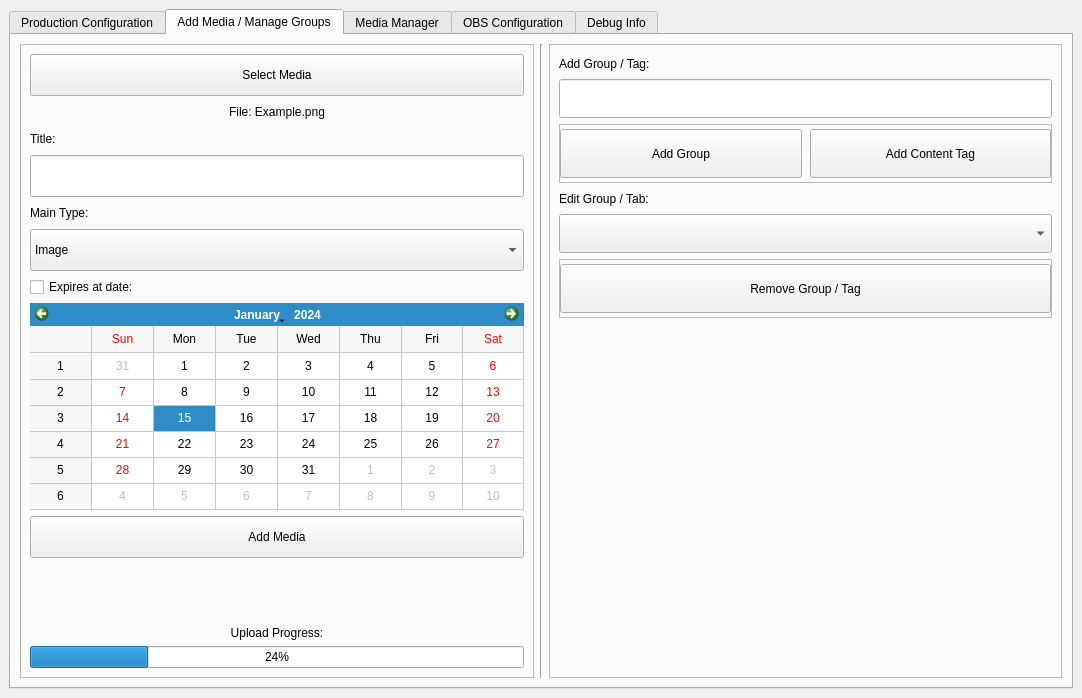
First picture: the form in vps.ui, repository AaronBottegal/VPS, before the edit.
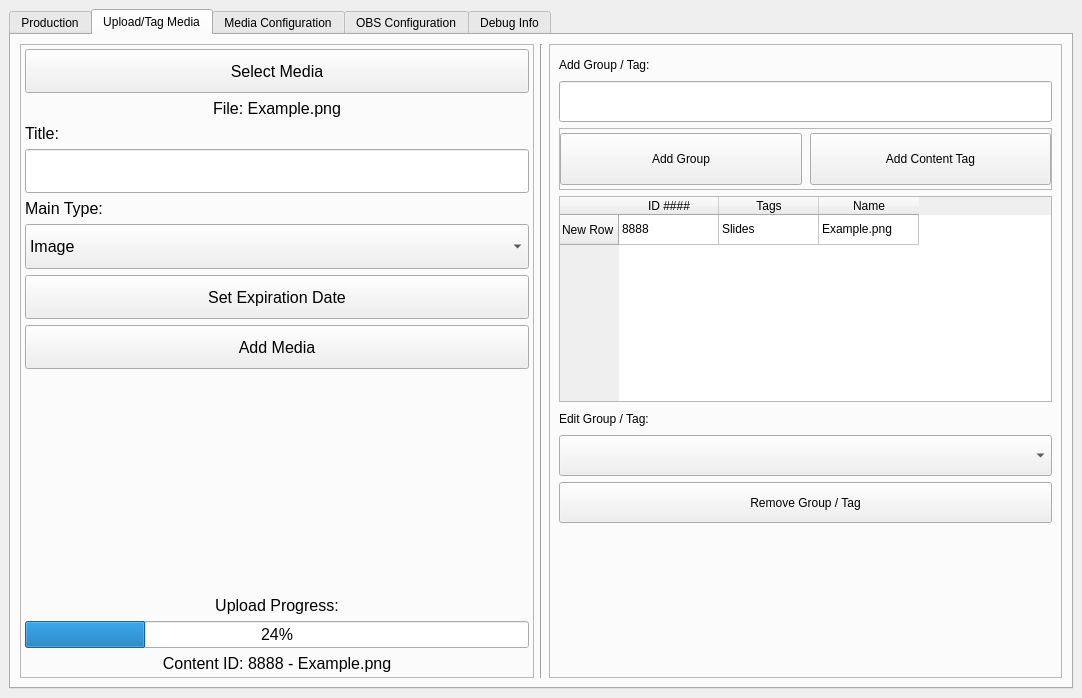
Second picture: the form after the edit. The open tabs and pages were chosen to show the change.

```diff
--- a/vps.ui
+++ b/vps.ui
@@ -34,7 +34,7 @@
       </property>
       <widget class="QWidget" name="ProductionCfg">
        <attribute name="title">
-        <string>Production Configuration</string>
+        <string>Production</string>
        </attribute>
        <layout class="QVBoxLayout" name="verticalLayout_3" stretch="10,5,1">
         <item>
@@ -568,7 +568,7 @@
         </sizepolicy>
        </property>
        <attribute name="title">
-        <string>Add Media / Manage Groups</string>
+        <string>Upload/Tag Media</string>
        </attribute>
        <layout class="QHBoxLayout" name="horizontalLayout_2" stretch="5,0,5">
         <property name="sizeConstraint">
@@ -577,7 +577,7 @@
         <item>
          <widget class="QFrame" name="frame">
           <property name="sizePolicy">
-           <sizepolicy hsizetype="Ignored" vsizetype="Ignored">
+           <sizepolicy hsizetype="Ignored" vsizetype="Preferred">
             <horstretch>0</horstretch>
             <verstretch>0</verstretch>
            </sizepolicy>
@@ -588,11 +588,29 @@
           <property name="frameShadow">
            <enum>QFrame::Shadow::Raised</enum>
           </property>
-          <layout class="QVBoxLayout" name="verticalLayout_2" stretch="2,1,1,2,1,2,0,10,2,3,0,0">
+          <layout class="QVBoxLayout" name="verticalLayout_2" stretch="1,0,0,1,0,1,1,1,5,0,0,0">
+           <property name="spacing">
+            <number>6</number>
+           </property>
+           <property name="sizeConstraint">
+            <enum>QLayout::SizeConstraint::SetDefaultConstraint</enum>
+           </property>
+           <property name="leftMargin">
+            <number>4</number>
+           </property>
+           <property name="topMargin">
+            <number>4</number>
+           </property>
+           <property name="rightMargin">
+            <number>4</number>
+           </property>
+           <property name="bottomMargin">
+            <number>4</number>
+           </property>
            <item>
             <widget class="QPushButton" name="AMedia">
              <property name="sizePolicy">
-              <sizepolicy hsizetype="Minimum" vsizetype="MinimumExpanding">
+              <sizepolicy hsizetype="Preferred" vsizetype="Minimum">
                <horstretch>0</horstretch>
                <verstretch>0</verstretch>
               </sizepolicy>
@@ -603,6 +621,11 @@
                <height>0</height>
               </size>
              </property>
+             <property name="font">
+              <font>
+               <pointsize>12</pointsize>
+              </font>
+             </property>
              <property name="text">
               <string>Select Media</string>
              </property>
@@ -610,12 +633,23 @@
            </item>
            <item>
             <widget class="QLabel" name="BFile">
+             <property name="sizePolicy">
+              <sizepolicy hsizetype="Preferred" vsizetype="Preferred">
+               <horstretch>0</horstretch>
+               <verstretch>0</verstretch>
+              </sizepolicy>
+             </property>
              <property name="minimumSize">
               <size>
                <width>0</width>
                <height>0</height>
               </size>
              </property>
+             <property name="font">
+              <font>
+               <pointsize>12</pointsize>
+              </font>
+             </property>
              <property name="text">
               <string>File: Example.png</string>
              </property>
@@ -626,6 +660,17 @@
            </item>
            <item>
             <widget class="QLabel" name="CTitle">
+             <property name="sizePolicy">
+              <sizepolicy hsizetype="Preferred" vsizetype="Preferred">
+               <horstretch>0</horstretch>
+               <verstretch>0</verstretch>
+              </sizepolicy>
+             </property>
+             <property name="font">
+              <font>
+               <pointsize>12</pointsize>
+              </font>
+             </property>
              <property name="text">
               <string>Title:</string>
              </property>
@@ -634,7 +679,7 @@
            <item>
             <widget class="QLineEdit" name="DInput">
              <property name="sizePolicy">
-              <sizepolicy hsizetype="Expanding" vsizetype="MinimumExpanding">
+              <sizepolicy hsizetype="Preferred" vsizetype="Preferred">
                <horstretch>0</horstretch>
                <verstretch>0</verstretch>
               </sizepolicy>
@@ -647,7 +692,7 @@
              </property>
              <property name="font">
               <font>
-               <pointsize>13</pointsize>
+               <pointsize>12</pointsize>
               </font>
              </property>
              <property name="text">
@@ -657,6 +702,17 @@
            </item>
            <item>
             <widget class="QLabel" name="E">
+             <property name="sizePolicy">
+              <sizepolicy hsizetype="Preferred" vsizetype="Preferred">
+               <horstretch>0</horstretch>
+               <verstretch>0</verstretch>
+              </sizepolicy>
+             </property>
+             <property name="font">
+              <font>
+               <pointsize>12</pointsize>
+              </font>
+             </property>
              <property name="text">
               <string>Main Type:</string>
              </property>
@@ -665,7 +721,7 @@
            <item>
             <widget class="QComboBox" name="F1">
              <property name="sizePolicy">
-              <sizepolicy hsizetype="Preferred" vsizetype="MinimumExpanding">
+              <sizepolicy hsizetype="Preferred" vsizetype="Minimum">
                <horstretch>0</horstretch>
                <verstretch>0</verstretch>
               </sizepolicy>
@@ -676,6 +732,11 @@
                <height>0</height>
               </size>
              </property>
+             <property name="font">
+              <font>
+               <pointsize>12</pointsize>
+              </font>
+             </property>
              <item>
               <property name="text">
                <string>Image</string>
@@ -694,55 +755,27 @@
             </widget>
            </item>
            <item>
-            <widget class="QCheckBox" name="F3">
-             <property name="text">
-              <string>Expires at date:</string>
-             </property>
-            </widget>
-           </item>
-           <item>
-            <widget class="QCalendarWidget" name="G_2">
+            <widget class="QPushButton" name="pushButton_14">
              <property name="sizePolicy">
-              <sizepolicy hsizetype="Preferred" vsizetype="MinimumExpanding">
+              <sizepolicy hsizetype="Preferred" vsizetype="Minimum">
                <horstretch>0</horstretch>
                <verstretch>0</verstretch>
               </sizepolicy>
              </property>
-             <property name="minimumDate">
-              <date>
-               <year>2000</year>
-               <month>1</month>
-               <day>1</day>
-              </date>
+             <property name="font">
+              <font>
+               <pointsize>12</pointsize>
+              </font>
              </property>
-             <property name="maximumDate">
-              <date>
-               <year>3999</year>
-               <month>12</month>
-               <day>31</day>
-              </date>
-             </property>
-             <property name="firstDayOfWeek">
-              <enum>Qt::DayOfWeek::Sunday</enum>
-             </property>
-             <property name="gridVisible">
-              <bool>true</bool>
-             </property>
-             <property name="horizontalHeaderFormat">
-              <enum>QCalendarWidget::HorizontalHeaderFormat::ShortDayNames</enum>
-             </property>
-             <property name="navigationBarVisible">
-              <bool>true</bool>
-             </property>
-             <property name="dateEditEnabled">
-              <bool>true</bool>
+             <property name="text">
+              <string>Set Expiration Date</string>
              </property>
             </widget>
            </item>
            <item>
             <widget class="QPushButton" name="H_2">
              <property name="sizePolicy">
-              <sizepolicy hsizetype="Minimum" vsizetype="MinimumExpanding">
+              <sizepolicy hsizetype="Preferred" vsizetype="Minimum">
                <horstretch>0</horstretch>
                <verstretch>0</verstretch>
               </sizepolicy>
@@ -753,6 +786,11 @@
                <height>0</height>
               </size>
              </property>
+             <property name="font">
+              <font>
+               <pointsize>12</pointsize>
+              </font>
+             </property>
              <property name="text">
               <string>Add Media</string>
              </property>
@@ -760,6 +798,12 @@
            </item>
            <item>
             <spacer name="I">
+             <property name="sizePolicy">
+              <sizepolicy hsizetype="Minimum" vsizetype="MinimumExpanding">
+               <horstretch>0</horstretch>
+               <verstretch>0</verstretch>
+              </sizepolicy>
+             </property>
              <property name="orientation">
               <enum>Qt::Orientation::Vertical</enum>
              </property>
@@ -776,6 +820,17 @@
            </item>
            <item>
             <widget class="QLabel" name="label_2">
+             <property name="sizePolicy">
+              <sizepolicy hsizetype="Preferred" vsizetype="Preferred">
+               <horstretch>0</horstretch>
+               <verstretch>0</verstretch>
+              </sizepolicy>
+             </property>
+             <property name="font">
+              <font>
+               <pointsize>12</pointsize>
+              </font>
+             </property>
              <property name="text">
               <string>Upload Progress:</string>
              </property>
@@ -786,11 +841,37 @@
            </item>
            <item>
             <widget class="QProgressBar" name="progressBar">
+             <property name="sizePolicy">
+              <sizepolicy hsizetype="Preferred" vsizetype="Preferred">
+               <horstretch>0</horstretch>
+               <verstretch>0</verstretch>
+              </sizepolicy>
+             </property>
+             <property name="font">
+              <font>
+               <pointsize>12</pointsize>
+              </font>
+             </property>
              <property name="value">
               <number>24</number>
              </property>
             </widget>
            </item>
+           <item>
+            <widget class="QLabel" name="label_15">
+             <property name="font">
+              <font>
+               <pointsize>12</pointsize>
+              </font>
+             </property>
+             <property name="text">
+              <string>Content ID: 8888 - Example.png</string>
+             </property>
+             <property name="alignment">
+              <set>Qt::AlignmentFlag::AlignCenter</set>
+             </property>
+            </widget>
+           </item>
           </layout>
          </widget>
         </item>
@@ -803,13 +884,19 @@
         </item>
         <item>
          <widget class="QFrame" name="frame_2">
+          <property name="sizePolicy">
+           <sizepolicy hsizetype="Preferred" vsizetype="MinimumExpanding">
+            <horstretch>0</horstretch>
+            <verstretch>0</verstretch>
+           </sizepolicy>
+          </property>
           <property name="frameShape">
            <enum>QFrame::Shape::StyledPanel</enum>
           </property>
           <property name="frameShadow">
            <enum>QFrame::Shadow::Raised</enum>
           </property>
-          <layout class="QVBoxLayout" name="verticalLayout" stretch="1,2,3,1,2,3,18">
+          <layout class="QVBoxLayout" name="verticalLayout" stretch="1,2,3,10,1,2,2,7">
            <item>
             <widget class="QLabel" name="A0">
              <property name="sizePolicy">
@@ -891,10 +978,49 @@
              </layout>
             </widget>
            </item>
+           <item>
+            <widget class="QTableWidget" name="tableWidget">
+             <row>
+              <property name="text">
+               <string>New Row</string>
+              </property>
+             </row>
+             <column>
+              <property name="text">
+               <string>ID ####</string>
+              </property>
+             </column>
+             <column>
+              <property name="text">
+               <string>Tags</string>
+              </property>
+             </column>
+             <column>
+              <property name="text">
+               <string>Name</string>
+              </property>
+             </column>
+             <item row="0" column="0">
+              <property name="text">
+               <string>8888</string>
+              </property>
+             </item>
+             <item row="0" column="1">
+              <property name="text">
+               <string>Slides</string>
+              </property>
+             </item>
+             <item row="0" column="2">
+              <property name="text">
+               <string>Example.png</string>
+              </property>
+             </item>
+            </widget>
+           </item>
            <item>
             <widget class="QLabel" name="label">
              <property name="text">
-              <string>Edit Group / Tab:</string>
+              <string>Edit Group / Tag:</string>
              </property>
             </widget>
            </item>
@@ -909,46 +1035,16 @@
             </widget>
            </item>
            <item>
-            <widget class="QFrame" name="frame_4">
-             <property name="frameShape">
-              <enum>QFrame::Shape::StyledPanel</enum>
+            <widget class="QPushButton" name="pushButton_3">
+             <property name="sizePolicy">
+              <sizepolicy hsizetype="Minimum" vsizetype="MinimumExpanding">
+               <horstretch>0</horstretch>
+               <verstretch>0</verstretch>
+              </sizepolicy>
              </property>
-             <property name="frameShadow">
-              <enum>QFrame::Shadow::Raised</enum>
+             <property name="text">
+              <string>Remove Group / Tag</string>
              </property>
-             <layout class="QHBoxLayout" name="horizontalLayout_4" stretch="0">
-              <property name="spacing">
-               <number>0</number>
-              </property>
-              <property name="sizeConstraint">
-               <enum>QLayout::SizeConstraint::SetDefaultConstraint</enum>
-              </property>
-              <property name="leftMargin">
-               <number>0</number>
-              </property>
-              <property name="topMargin">
-               <number>4</number>
-              </property>
-              <property name="rightMargin">
-               <number>0</number>
-              </property>
-              <property name="bottomMargin">
-               <number>4</number>
-              </property>
-              <item>
-               <widget class="QPushButton" name="pushButton_3">
-                <property name="sizePolicy">
-                 <sizepolicy hsizetype="Minimum" vsizetype="MinimumExpanding">
-                  <horstretch>0</horstretch>
-                  <verstretch>0</verstretch>
-                 </sizepolicy>
-                </property>
-                <property name="text">
-                 <string>Remove Group / Tag</string>
-                </property>
-               </widget>
-              </item>
-             </layout>
             </widget>
            </item>
            <item>
@@ -956,6 +1052,9 @@
              <property name="orientation">
               <enum>Qt::Orientation::Vertical</enum>
              </property>
+             <property name="sizeType">
+              <enum>QSizePolicy::Policy::MinimumExpanding</enum>
+             </property>
              <property name="sizeHint" stdset="0">
               <size>
                <width>20</width>
@@ -971,7 +1070,7 @@
       </widget>
       <widget class="QWidget" name="MediaMgr">
        <attribute name="title">
-        <string>Media Manager</string>
+        <string>Media Configuration</string>
        </attribute>
       </widget>
       <widget class="QWidget" name="OBSCfg">
```
Left out of the diff: 292 changed lines with no effect on the pictures.
